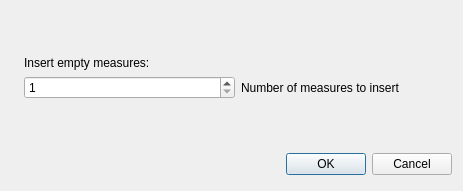
musescore/musescore-old, file mscore/mscore/insertmeasuresdialog.ui: the form before one commit.
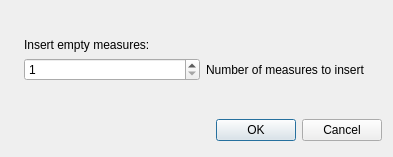
The form after the commit. Icons and pictures are not drawn.

```diff
--- a/mscore/mscore/insertmeasuresdialog.ui
+++ b/mscore/mscore/insertmeasuresdialog.ui
@@ -1,12 +1,12 @@
 <ui version="4.0" >
  <class>InsertMeasuresDialogBase</class>
- <widget class="QDialog" name="InsertMeasuresDialogBase" >
-  <property name="geometry" >
+ <widget class="QDialog" name="InsertMeasuresDialogBase">
+  <property name="geometry">
    <rect>
     <x>0</x>
     <y>0</y>
-    <width>463</width>
-    <height>191</height>
+    <width>393</width>
+    <height>157</height>
    </rect>
   </property>
   <property name="windowTitle" >
```
Left out of the diff: 81 changed lines with no effect on the pictures.
